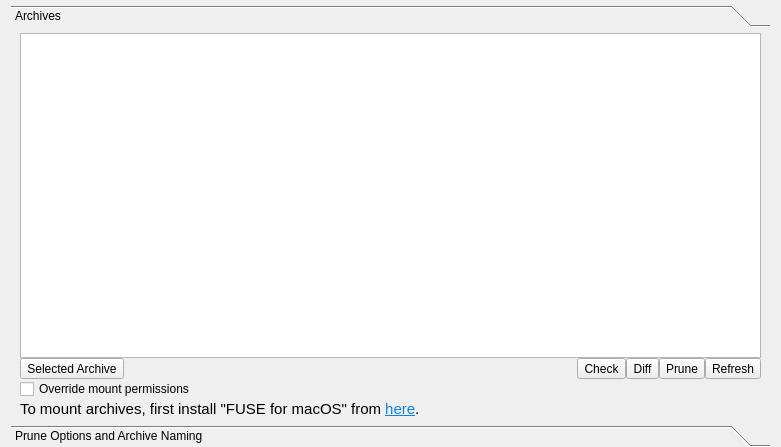
This is src/vorta/assets/UI/archivetab.ui in borgbase/vorta as Qt 5 draws it before an edit. The edited form follows.
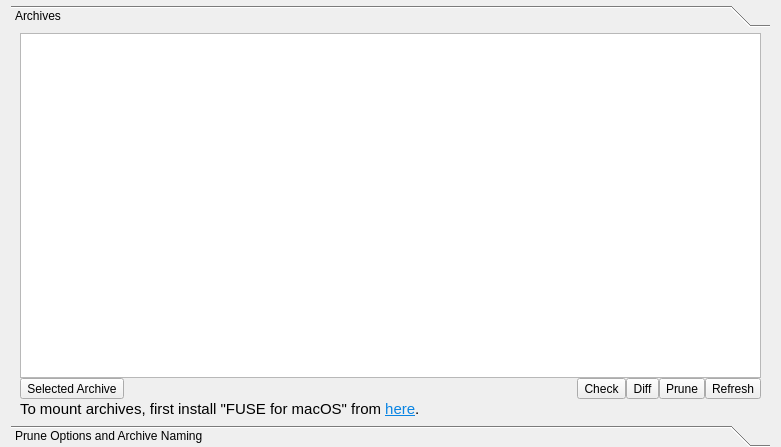
This is the edited form.

Commit message: Move mount option to Misc tab.

```diff
--- a/src/vorta/assets/UI/archivetab.ui
+++ b/src/vorta/assets/UI/archivetab.ui
@@ -161,16 +161,6 @@
          </item>
         </layout>
        </item>
-       <item>
-        <widget class="QCheckBox" name="overrideMountOpts">
-         <property name="text">
-          <string>Override mount permissions</string>
-         </property>
-         <property name="toolTip">
-          <string>Tick this box if there are permission errors on the mounted archive</string>
-         </property>
-        </widget>
-       </item>
        <item>
         <widget class="QLabel" name="mountErrors">
          <property name="enabled">
```
The commit also changes 3 other files.
